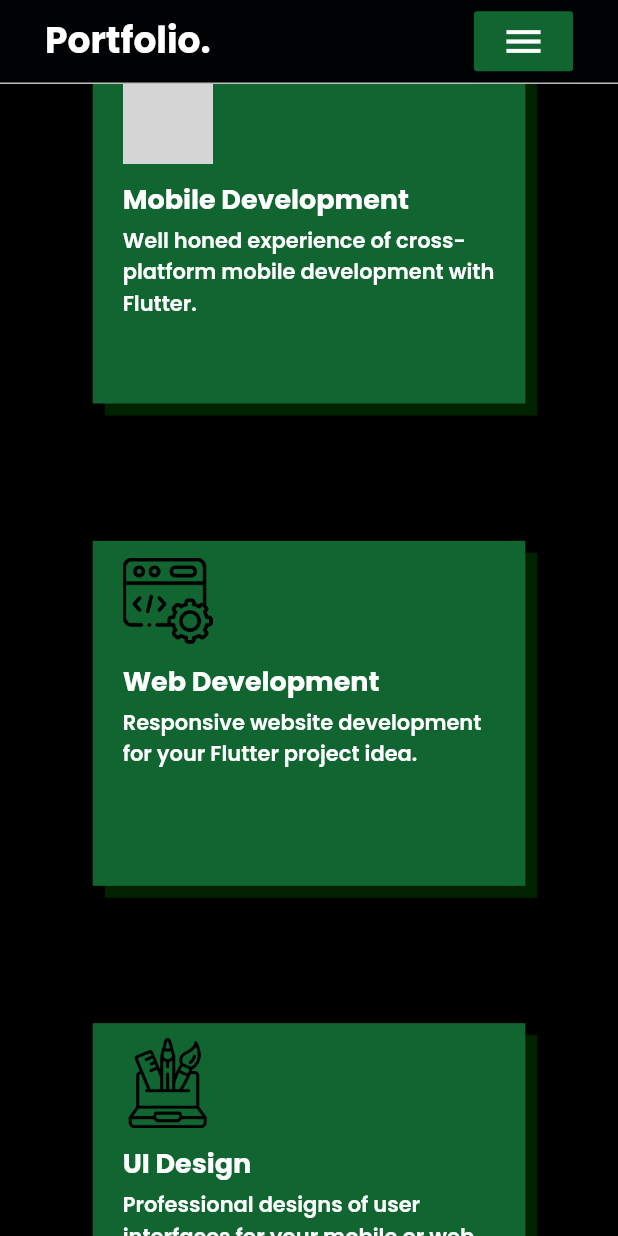
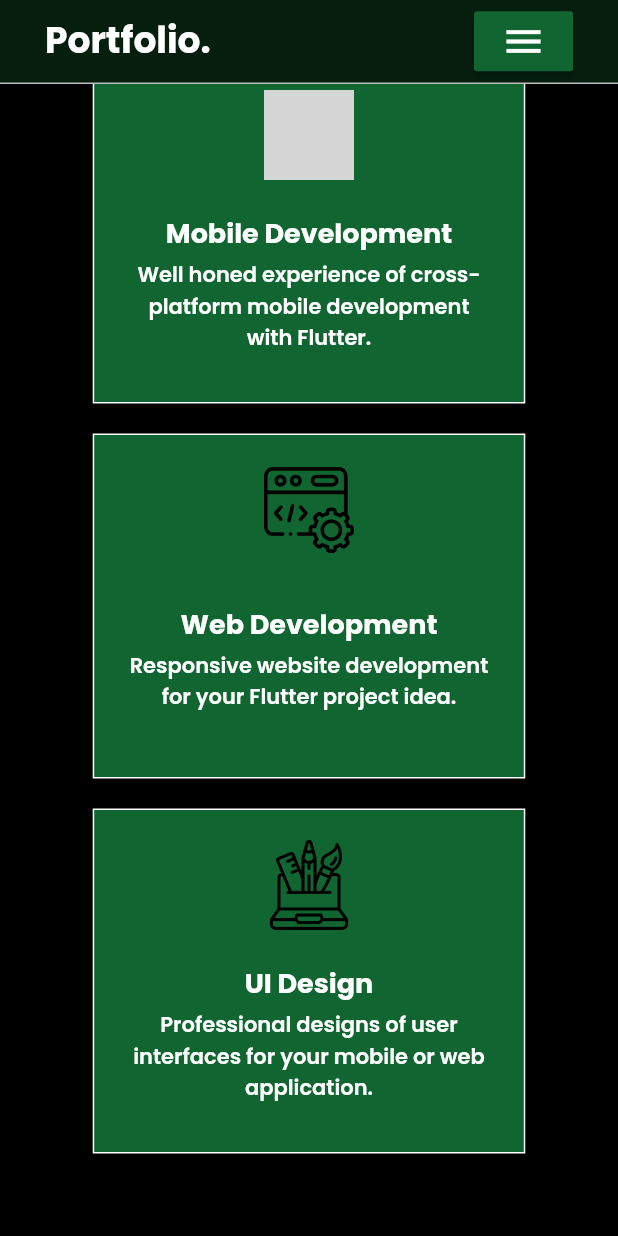
Before and after one commit to Ahmed0tdc/Portfolio-v1, a Flutter app: the screen it shows after launch, scrolled down 576 dp, on a phone screen of 412 x 824 dp. Run offline on Flutter 3.47's test engine with Material 2 defaults, Android fonts, the phone set to English and light mode, and no system bars; our stand-ins replace animate_do, animated_text_kit, font_awesome_flutter, shimmer; grey boxes are pictures that could not be loaded.

Commit message:
changed some color palletes

```diff
--- a/lib/src/view/global_widgets/custom_app_bar.dart
+++ b/lib/src/view/global_widgets/custom_app_bar.dart
@@ -25,7 +25,8 @@ class _CustomAppBarState extends State<CustomAppBar> {
       child: AnimatedContainer(
         duration: const Duration(milliseconds: 200),
         decoration: BoxDecoration(
-          color: _pageIsScrolled ? const Color(0xFF010203) : ktrans,
+          color: _pageIsScrolled ? Theme.of(context).primaryColor.withOpacity(0.3) // const Color(0xFF010203)
+           : ktrans,
           border: _pageIsScrolled ? Border(bottom: BorderSide(color: Colors.grey[400]!)) : null
         ),
         height: kToolbarHeight, //+ MediaQuery.of(context).padding.top + 5,
@@ -97,7 +98,7 @@ class _CustomAppBarState extends State<CustomAppBar> {
                 clr: _isHovered && !_isSelected
                     ? kwhite
                     : _isSelected
-                        ? Theme.of(context).primaryColor
+                        ? Colors.lightGreen //Theme.of(context).primaryColor
                         : kwhite.withOpacity(0.8),
                 size: _isHovered && !_isSelected ? 18 : 15,
               ),
--- a/lib/src/view/parts/hero_section/hero_section.dart
+++ b/lib/src/view/parts/hero_section/hero_section.dart
@@ -11,15 +11,9 @@ import 'package:portfolio/src/utils/sizeconfig.dart';
 
 class HeroSection extends StatefulWidget {
   final Widget? kiddo;
-  final Widget? upKiddo;
-  final Widget? downKiddo;
-  final bool isScrolled;
   const HeroSection(
       {Key? key,
-      this.kiddo,
-      this.isScrolled = true,
-      this.downKiddo,
-      this.upKiddo})
+      this.kiddo})
       : super(key: key);
 
   @override
@@ -85,7 +79,7 @@ class _HeroSectionState extends State<HeroSection> {
             ),
           )
         : const SizedBox.shrink(),
-        widget.isScrolled ? widget.upKiddo! : widget.kiddo!,
+         widget.kiddo!,
       ],
     );
 
--- a/lib/src/view/parts/hero_section/local_widgets/home_intro.dart
+++ b/lib/src/view/parts/hero_section/local_widgets/home_intro.dart
@@ -20,12 +20,12 @@ class HomeIntro extends StatelessWidget {
 
   @override
   Widget build(BuildContext context) {
-    final SectionHeader _sectionHeader = SectionHeader(
+    const SectionHeader _sectionHeader = SectionHeader(
         makeFlat: false,
         upperText: "MY SERVICES",
         lowerText: "What do I provide?",
         upperFontSize: 30,
-      lowerFontSize: 24//SizeConfig.isDesktop() ? 24 : 26,
+        lowerFontSize: 24 //SizeConfig.isDesktop() ? 24 : 26,
         // isCentered: SizeConfig.isDesktop() ? false : true,
         );
     return ListView(
@@ -38,8 +38,8 @@ class HomeIntro extends StatelessWidget {
           child: _buildIntroHeader(context),
         ),
         SizedBox(height: SizeConfig.isDesktop() ? 180 : 80),
-        Padding(
-          padding: const EdgeInsets.symmetric(horizontal: 30),
+        const Padding(
+          padding: EdgeInsets.symmetric(horizontal: 30),
           child: _sectionHeader,
         ),
         const SizedBox(height: 50),
@@ -167,16 +167,21 @@ class HomeIntro extends StatelessWidget {
                             ],
                             gradient: LinearGradient(
                               stops: [0.1, 0.90, 1.0],
-                        colors: [kblack, Theme.of(context).primaryColor, kblack],
+                              colors: [
+                                kblack,
+                                Theme.of(context).primaryColor,
+                                kblack
+                              ],
                               begin: Alignment.centerLeft,
                               end: Alignment.centerRight,
                             ),
                           ),
                           height: 1000,
                           width: MediaQuery.of(context).size.width * 0.4,
-                  ), baseColor: ktrans, highlightColor: Theme.of(context).primaryColor.withOpacity(0.2)
-                  )
                         ),
+                        baseColor: ktrans,
+                        highlightColor:
+                            Theme.of(context).primaryColor.withOpacity(0.2))),
                 Padding(
                   padding: const EdgeInsets.all(10),
                   child: Column(
@@ -242,16 +247,29 @@ class HomeIntro extends StatelessWidget {
 
   Widget buildServicesSection(BuildContext context) {
     return SizeConfig.isDesktop()
-        ? Row(
+        ? Container(
+            padding: const EdgeInsets.all(10.0),
+            decoration: BoxDecoration(
+              boxShadow: const [
+                BoxShadow(
+                    blurRadius: 0,
+                    offset: Offset(8, 8),
+                    color: Color(0x2200FF00))
+              ],
+              color: Theme.of(context).primaryColor,
+            ),
+            child: Row(
               crossAxisAlignment: CrossAxisAlignment.center,
               mainAxisAlignment: MainAxisAlignment.spaceEvenly,
-          children: myServices
-            .map((Service service) => Padding(
-                padding: EdgeInsets.symmetric(
-                    horizontal:
-                        (service.illustration == 'web.png' ? 60 : 0).w),
-                child: ServiceCard(serviceModel: service)))
-            .toList()
+              children: [
+
+                ...myServices
+                    .map(
+                        (Service service) => ServiceCard(serviceModel: service))
+                    .toList(),
+
+              ],
+            ),
           )
         : Row(
             mainAxisAlignment: MainAxisAlignment.center,
@@ -259,8 +277,12 @@ class HomeIntro extends StatelessWidget {
               Column(
                   crossAxisAlignment: CrossAxisAlignment.center,
                   children: myServices
-                  .map((Service service) => Padding(padding: EdgeInsets.symmetric(vertical: (service.illustration == 'web.png' ? 80 : 0).w),
-                    child: ServiceCard(serviceModel: service))).toList())
+                      .map((Service service) => Padding(
+                          padding: EdgeInsets.symmetric(
+                              vertical:
+                                  (service.illustration == 'web.png' ? 20 : 0)),
+                          child: ServiceCard(serviceModel: service)))
+                      .toList())
             ],
           );
   }
--- a/lib/src/view/parts/my_services/local_widgets/service_card.dart
+++ b/lib/src/view/parts/my_services/local_widgets/service_card.dart
@@ -36,14 +36,11 @@ class _ServiceCardState extends State<ServiceCard> {
       padding: const EdgeInsets.only(left: 20, right: 20, top: 10, bottom: 10),
       duration: _serviceCardAnimDur,
       decoration: BoxDecoration(
+        // borderRadius: BorderRadius.circular(20),
+        border: Border.all(
+          color: kwhite
+        ),
         color: _isCardHovered ? kwhite : Theme.of(context).primaryColor,
-        boxShadow: [
-          BoxShadow(
-            blurRadius: 0,
-            offset: const Offset( 8, 8),
-            color: _isCardHovered ? const Color(0x99FFFFFF) : const Color(0x2200FF00)
-          )
-        ]
       ),
       width:  _width,
       height: _height,
@@ -54,18 +51,19 @@ class _ServiceCardState extends State<ServiceCard> {
           return Transform.scale(
             scale: val,
             child: Column(
-              mainAxisSize: MainAxisSize.min,
-              crossAxisAlignment: CrossAxisAlignment.start,
+              crossAxisAlignment: CrossAxisAlignment.center,
               children: [
+                const SizedBox(height: 10),
                 Image.asset(
                   'assets/images/${widget.serviceModel.illustration}',
                   height: 60,
                   color: _isCardHovered ? Theme.of(context).primaryColor : kblack,
                 ),
-                const SizedBox(height: 10),
+                const Spacer(),
                 Txt(txt: widget.serviceModel.name, fontFam: 'boldPoppins', size: 18, clr: _isCardHovered ? kblack : kwhite, isAnimted: true),
                 const SizedBox(height: 4),
-                Txt(txt: widget.serviceModel.description, size: 14, clr: _isCardHovered ? kblack : kwhite, isAnimted: true, fontFam: 'semiBoldPoppins'),
+                Txt(txt: widget.serviceModel.description, size: 14, clr: _isCardHovered ? kblack : kwhite, isAnimted: true, fontFam: 'semiBoldPoppins', alignment: TextAlign.center),
+                const Spacer()
               ],
             ),
           );
--- a/lib/src/view/parts/my_skills/local_widgets/skill_bar.dart
+++ b/lib/src/view/parts/my_skills/local_widgets/skill_bar.dart
@@ -36,7 +36,6 @@ class _SkillBarState extends State<SkillBar> {
           children: <Widget>[...(widget.skillData['skills'] as List<Skill>)
               .map((Skill skill) =>
               ListTile(
-                onTap: (){},
                   contentPadding: EdgeInsets.zero,
                   leading: Stack(
                     alignment: const Alignment(-0.9, 0.9),
--- a/lib/src/view/parts/my_skills/my_skills.dart
+++ b/lib/src/view/parts/my_skills/my_skills.dart
@@ -44,8 +44,8 @@ class SkillsSection extends StatelessWidget {
                       BoxShadow(
                         blurRadius: 0,
                         spreadRadius: 0,
-                        color: const Color(0xAAFFFFFF),
-                        offset: Offset(15, 15)
+                        offset: Offset(8, 8),
+                          color: Color(0x33FFFFFF)
                       )
                     ],
                     color: kwhite
--- a/lib/src/view/portfolio_wrapper.dart
+++ b/lib/src/view/portfolio_wrapper.dart
@@ -1,5 +1,6 @@
 // ignore_for_file: prefer_const_literals_to_create_immutables, prefer_const_constructors, curly_braces_in_flow_control_structures
 
+import 'package:animate_do/animate_do.dart';
 import 'package:flutter/foundation.dart';
 import 'package:flutter/material.dart';
 import 'package:portfolio/src/state/provider_class.dart';
@@ -47,7 +48,6 @@ class _ScrollBodyState extends State<PortfolioWrapper> {
   @override
   Widget build(BuildContext context) {
     final _globProvider = Provider.of<ProviderClass>(context);
-    List<bool> scrolled = [false, false, false, false, false];
     final List<Widget> _sections = <Widget>[
       HomeIntro(),
       AboutMeSection(myPersona: myPersona),
@@ -55,7 +55,6 @@ class _ScrollBodyState extends State<PortfolioWrapper> {
       WorksSection(),
       ContactSection()
     ];
-    final bool isWidgetToBeScrolled = scrolled[_globProvider.getSelectedAppBarIndex];
     return Stack(
       children: [
         Scaffold(
@@ -65,16 +64,9 @@ class _ScrollBodyState extends State<PortfolioWrapper> {
               preferredSize: Size.fromHeight(kToolbarHeight),
               child: CustomAppBar()),
           body: HeroSection(
-            isScrolled: isWidgetToBeScrolled,
-            kiddo: !isWidgetToBeScrolled
-                ? Padding(
-                    padding: EdgeInsets.only(top: MediaQuery.of(context).padding.top + kToolbarHeight),
-                    child: _sections[_globProvider.getSelectedAppBarIndex])
-                : null,
-            downKiddo: isWidgetToBeScrolled
-                ? _sections[_globProvider.getSelectedAppBarIndex]
-                : null,
-            // upKiddo: isWidgetToBeScrolled ? Text("HELLO THERE") : null,
+            kiddo: Padding(
+              padding: EdgeInsets.only(top: MediaQuery.of(context).padding.top + kToolbarHeight),
+              child: _sections[_globProvider.getSelectedAppBarIndex]),
           ),
         ),
         _startLoading
@@ -92,8 +84,10 @@ class _ScrollBodyState extends State<PortfolioWrapper> {
         height: double.infinity,
         width: double.infinity,
         decoration: BoxDecoration(color: Theme.of(context).primaryColor),
-        child: const Txt(
-            txt: 'Welcome.', fontFam: 'boldPoppins', size: 50),
+        child: FadeIn(
+          child: const Txt(
+              txt: 'Welcome.', fontFam: 'boldPoppins', size: 50),
+        ),
       ),
     ));
   }
```
Also changed, not shown: lib/src/view/parts/about_me/about_me.dart (+55 -40 lines), 2 other files. Lines whose indentation alone changed are shown as unchanged.
